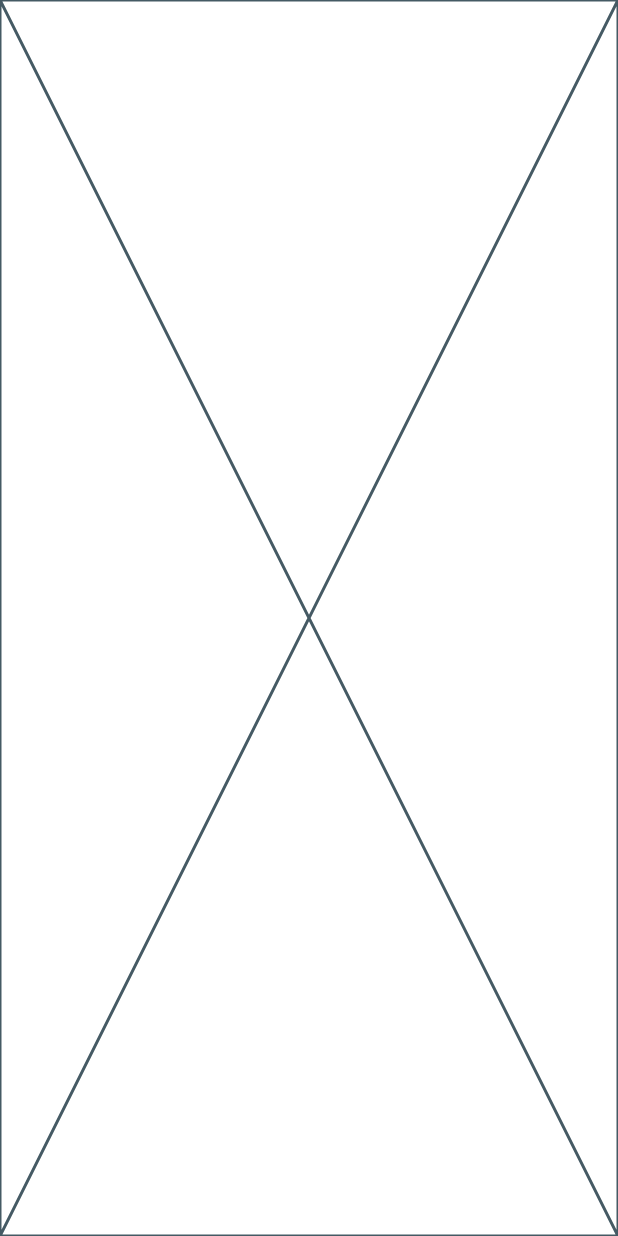
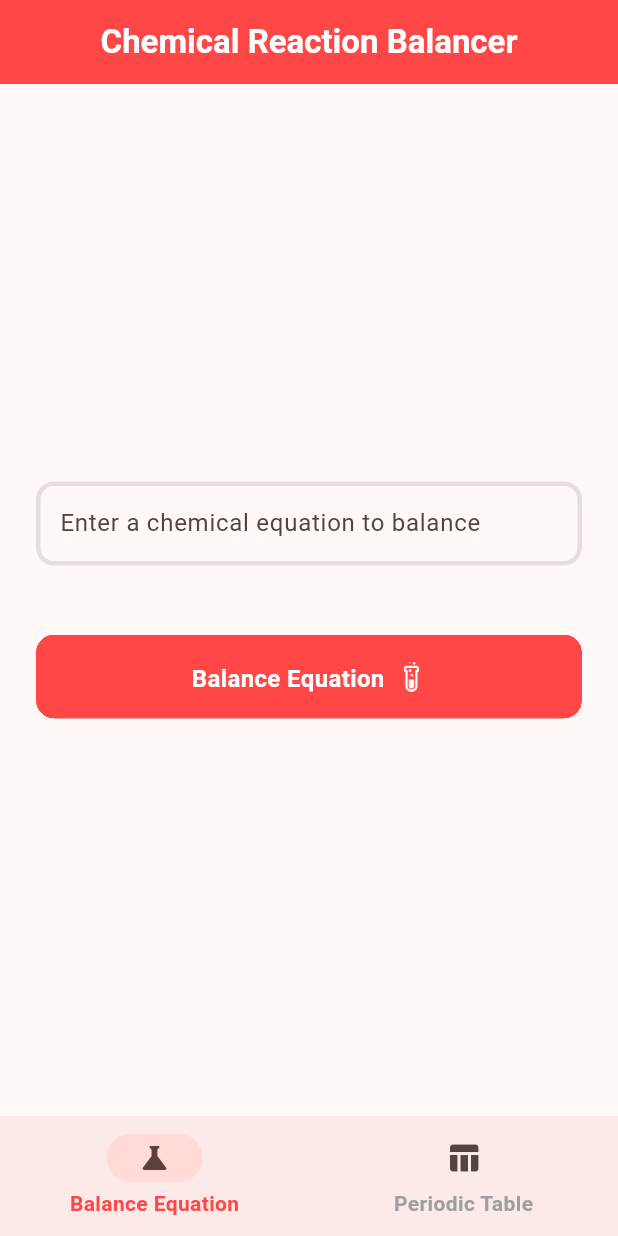
Before and after one commit to OnwukaDaniel/chemical_reaction_balancer, a Flutter app: the screen it shows after launch, on a phone screen of 412 x 824 dp. Run offline on Flutter 3.47's test engine with Material 3 defaults, Android fonts, the light colour scheme and no system bars.

Commit message:
First push after adding equation validator

```diff
--- a/lib/domain/utils/app_colors.dart
+++ b/lib/domain/utils/app_colors.dart
@@ -2,6 +2,5 @@ import 'dart:ui';
 
 mixin AppColors {
   Color get primaryColor => Color(0xffff4747);
-
-  Color get secondaryColorHex => Color(0xffeeeeee);
+  Color get textOnPrimary => Color(0xffffffff);
 }
--- a/lib/domain/utils/strings.dart
+++ b/lib/domain/utils/strings.dart
@@ -1,3 +1,6 @@
 mixin Strings {
   String get appName => 'Chemical Reaction Balancer';
+  String get balanceEquation => 'Balance Equation';
+  String get periodicTable => 'Periodic Table';
+  String get sampleEquation => 'H2SO4 + CaCl -> CaSO4 + HCl';
 }
--- a/lib/imports.dart
+++ b/lib/imports.dart
@@ -4,3 +4,6 @@ export 'package:flutter/scheduler.dart';
 export 'package:chemical_reaction_balancer/presentation/splash_screen.dart';
 export 'package:chemical_reaction_balancer/domain/utils/strings.dart';
 export 'package:chemical_reaction_balancer/domain/utils/app_colors.dart';
+export 'package:chemical_reaction_balancer/data/fraction.dart';
+export 'dart:math';
+export 'package:chemical_reaction_balancer/domain/extensions/integer_extension.dart';
--- a/lib/presentation/balancer_dashboard.dart
+++ b/lib/presentation/balancer_dashboard.dart
@@ -1,10 +1,155 @@
 import 'package:chemical_reaction_balancer/imports.dart';
+import 'package:chemical_reaction_balancer/domain/extensions/integer_extension.dart';
 
-class BalancerDashboard extends StatelessWidget {
+class BalancerDashboard extends StatefulWidget {
   const BalancerDashboard({super.key});
 
   @override
+  State<BalancerDashboard> createState() => _BalancerDashboardState();
+}
+
+class _BalancerDashboardState extends State<BalancerDashboard>
+    with Strings, AppColors {
+  GlobalKey<FormState> formKey = GlobalKey<FormState>();
+
+  @override
   Widget build(BuildContext context) {
-    return const Placeholder();
+    final size = MediaQuery.of(context).size;
+    final btnHeight = 56.0;
+    return GestureDetector(
+      onTap: () => FocusScope.of(context).unfocus(),
+      child: Scaffold(
+        appBar: AppBar(
+          backgroundColor: primaryColor,
+          title: Text(
+            appName,
+            style: TextStyle(color: textOnPrimary, fontWeight: FontWeight.bold),
+          ),
+          centerTitle: true,
+        ),
+        body: Stack(
+          children: [
+            Padding(
+              padding: const EdgeInsets.all(24),
+              child: Column(
+                mainAxisAlignment: MainAxisAlignment.center,
+                children: [
+                  Form(
+                    key: formKey,
+                    child: TextFormField(
+                      decoration: InputDecoration(
+                        hintText: sampleEquation,
+                        labelText: 'Enter a chemical equation to balance',
+                        hintStyle: TextStyle(color: Colors.grey[600]),
+                        border: border,
+                        enabledBorder: border,
+                        focusedBorder: border,
+                      ),
+                      onChanged: (value) => formKey.currentState?.validate(),
+                      validator: (value) {
+                        if (value == null || value.isEmpty) {
+                          return 'Please enter a chemical equation';
+                        }
+
+                        // Check if at least one valid separator exists
+                        bool hasValidSeparator =
+                            value.contains('->') ||
+                            value.contains('=>') ||
+                            value.contains('=');
+
+                        if (!hasValidSeparator) {
+                          return 'Please enter a valid chemical equation with "->" or "=>" or "="';
+                        }
+
+                        // Get the separator used
+                        String separator =
+                            value.contains('->')
+                                ? '->'
+                                : (value.contains('=>') ? '=>' : '=');
+
+                        // Check if there are reactants and products
+                        List<String> parts = value.split(separator);
+                        if (parts.length != 2 ||
+                            parts[0].trim().isEmpty ||
+                            parts[1].trim().isEmpty) {
+                          return 'Equation must have reactants and products separated by "$separator"';
+                        }
+
+                        return null;
+                      },
+                    ),
+                  ),
+                  SizedBox(height: 46),
+                  Material(
+                    borderRadius: BorderRadius.circular(12),
+                    clipBehavior: Clip.hardEdge,
+                    child: InkWell(
+                      onTap: () {},
+                      child: Container(
+                        width: size.width,
+                        height: btnHeight,
+                        padding: EdgeInsets.all(18),
+                        decoration: BoxDecoration(
+                          color: primaryColor,
+                          borderRadius: BorderRadius.circular(12),
+                        ),
+                        child: Row(
+                          mainAxisAlignment: MainAxisAlignment.center,
+                          children: [
+                            Text(
+                              balanceEquation,
+                              textAlign: TextAlign.center,
+                              style: TextStyle(
+                                fontSize: 16,
+                                fontWeight: FontWeight.bold,
+                                color: textOnPrimary,
+                              ),
+                            ),
+                            SizedBox(width: 8),
+                            Image.asset(
+                              'assets/test_tube.png',
+                              color: Colors.white,
+                            ),
+                          ],
+                        ),
+                      ),
+                    ),
+                  ),
+                ],
+              ),
+            ),
+          ],
+        ),
+        bottomNavigationBar: NavigationBar(
+          labelTextStyle: WidgetStateProperty.resolveWith<TextStyle>(
+            (states) => TextStyle(
+              color:
+                  states.contains(WidgetState.selected)
+                      ? primaryColor
+                      : Colors.grey,
+              fontWeight: FontWeight.bold,
+            ),
+          ),
+          destinations: [
+            NavigationDestination(
+              icon: Icon(Icons.science),
+              label: balanceEquation,
+            ),
+            NavigationDestination(
+              icon: Icon(Icons.table_chart_rounded),
+              label: periodicTable,
+            ),
+          ],
+          onDestinationSelected: (int index) {
+            /* Handle navigation */
+          },
+        ),
+      ),
+    );
   }
+
+  InputBorder get border => OutlineInputBorder(
+    borderRadius: BorderRadius.circular(12),
+    borderSide: BorderSide(color: Colors.grey.withAlpha(70), width: 3),
+  );
 }
```
Also changed, not shown: lib/data/fraction.dart (added, +37 -0 lines), lib/domain/extensions/integer_extension.dart (added, +13 -0 lines), lib/domain/utils/solver.dart (added, +109 -0 lines), assets/periodic_table_part.png (added), assets/test_tube.png (added).
